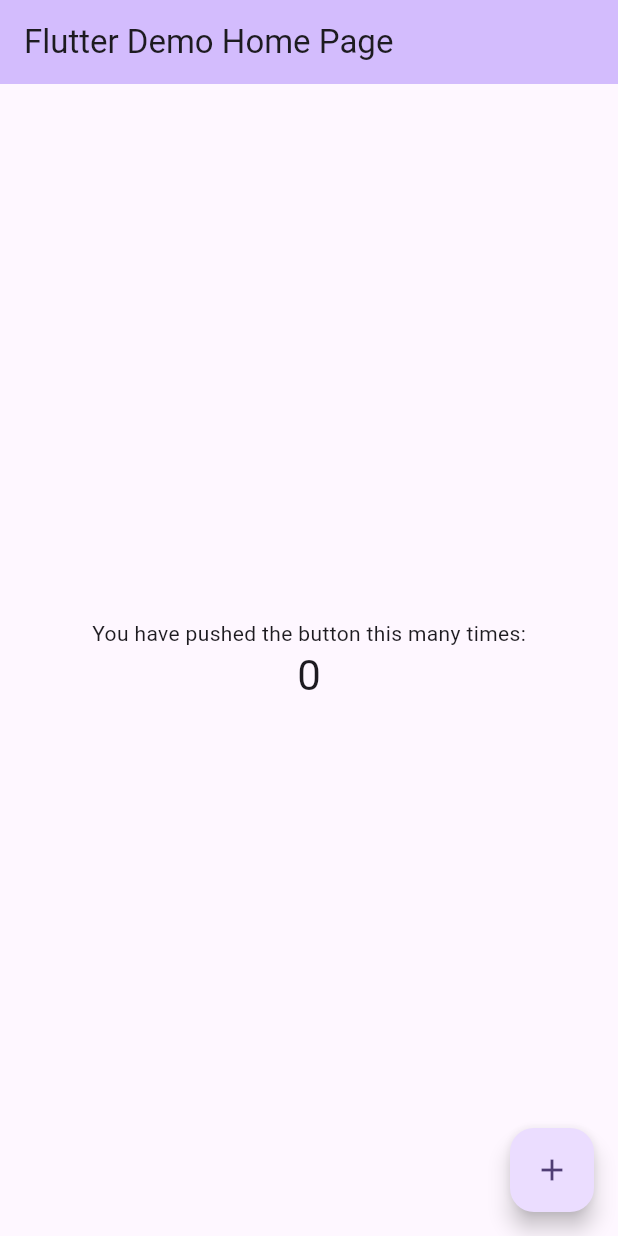
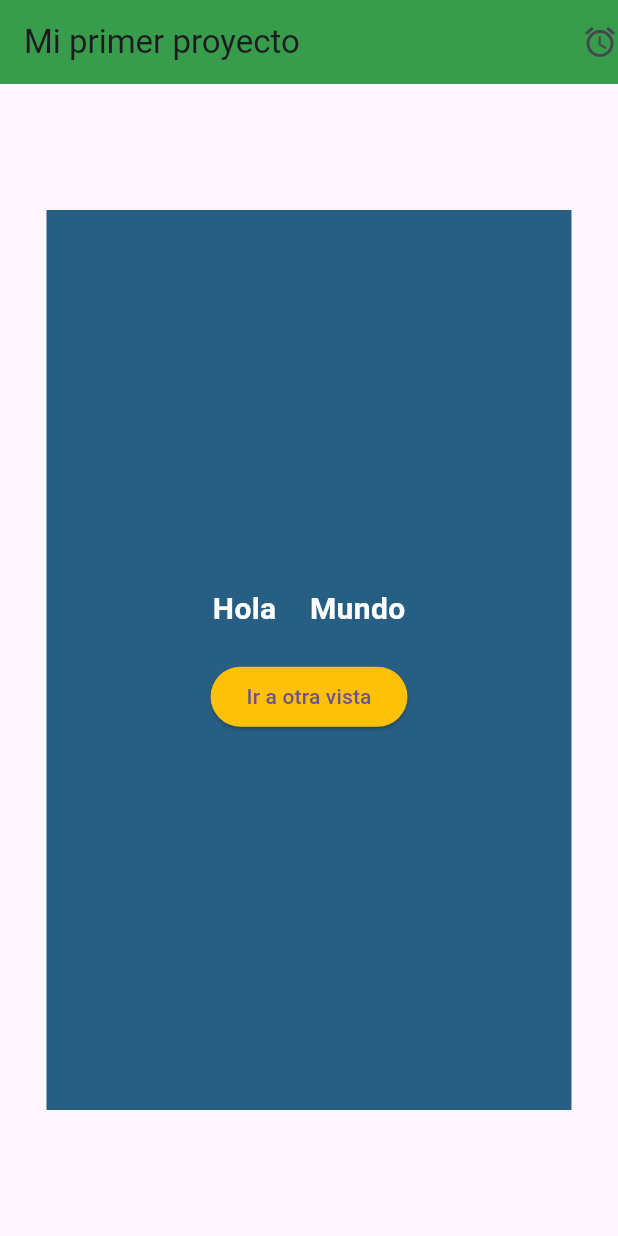
Before and after one commit to JupiterJ09/dartAplicacion, a Flutter app: the screen it shows after launch, on a phone screen of 412 x 824 dp. Run offline on Flutter 3.47's test engine with Material 3 defaults, Android fonts, the phone set to English and light mode, and no system bars.

Commit message:
cambios y actualizacion de flutter

```diff
--- a/lib/main.dart
+++ b/lib/main.dart
@@ -4,119 +4,92 @@ void main() {
   runApp(const MyApp());
 }
 
+// App principal
 class MyApp extends StatelessWidget {
   const MyApp({super.key});
 
-  // This widget is the root of your application.
   @override
   Widget build(BuildContext context) {
     return MaterialApp(
-      title: 'Flutter Demo',
       theme: ThemeData(
-        // This is the theme of your application.
-        //
-        // TRY THIS: Try running your application with "flutter run". You'll see
-        // the application has a purple toolbar. Then, without quitting the app,
-        // try changing the seedColor in the colorScheme below to Colors.green
-        // and then invoke "hot reload" (save your changes or press the "hot
-        // reload" button in a Flutter-supported IDE, or press "r" if you used
-        // the command line to start the app).
-        //
-        // Notice that the counter didn't reset back to zero; the application
-        // state is not lost during the reload. To reset the state, use hot
-        // restart instead.
-        //
-        // This works for code too, not just values: Most code changes can be
-        // tested with just a hot reload.
-        colorScheme: ColorScheme.fromSeed(seedColor: Colors.deepPurple),
+        useMaterial3: true, // 👈 Aquí sí es válido
+        colorSchemeSeed: Colors.deepPurple,
       ),
-      home: const MyHomePage(title: 'Flutter Demo Home Page'),
+      home: HomePage(),
     );
   }
 }
 
-class MyHomePage extends StatefulWidget {
-  const MyHomePage({super.key, required this.title});
-
-  // This widget is the home page of your application. It is stateful, meaning
-  // that it has a State object (defined below) that contains fields that affect
-  // how it looks.
-
-  // This class is the configuration for the state. It holds the values (in this
-  // case the title) provided by the parent (in this case the App widget) and
-  // used by the build method of the State. Fields in a Widget subclass are
-  // always marked "final".
-
-  final String title;
-
-  @override
-  State<MyHomePage> createState() => _MyHomePageState();
-}
-
-class _MyHomePageState extends State<MyHomePage> {
-  int _counter = 0;
-
-  void _incrementCounter() {
-    setState(() {
-      // This call to setState tells the Flutter framework that something has
-      // changed in this State, which causes it to rerun the build method below
-      // so that the display can reflect the updated values. If we changed
-      // _counter without calling setState(), then the build method would not be
-      // called again, and so nothing would appear to happen.
-      _counter++;
-    });
-  }
+// Página principal
+class HomePage extends StatelessWidget {
+  const HomePage({super.key});
 
   @override
   Widget build(BuildContext context) {
-    // This method is rerun every time setState is called, for instance as done
-    // by the _incrementCounter method above.
-    //
-    // The Flutter framework has been optimized to make rerunning build methods
-    // fast, so that you can just rebuild anything that needs updating rather
-    // than having to individually change instances of widgets.
     return Scaffold(
       appBar: AppBar(
-        // TRY THIS: Try changing the color here to a specific color (to
-        // Colors.amber, perhaps?) and trigger a hot reload to see the AppBar
-        // change color while the other colors stay the same.
-        backgroundColor: Theme.of(context).colorScheme.inversePrimary,
-        // Here we take the value from the MyHomePage object that was created by
-        // the App.build method, and use it to set our appbar title.
-        title: Text(widget.title),
+        title: const Text('Mi primer proyecto'),
+        backgroundColor: const Color.fromARGB(255, 55, 156, 75),
+        actions: const [Icon(Icons.access_alarm)],
       ),
       body: Center(
-        // Center is a layout widget. It takes a single child and positions it
-        // in the middle of the parent.
-        child: Column(
-          // Column is also a layout widget. It takes a list of children and
-          // arranges them vertically. By default, it sizes itself to fit its
-          // children horizontally, and tries to be as tall as its parent.
-          //
-          // Column has various properties to control how it sizes itself and
-          // how it positions its children. Here we use mainAxisAlignment to
-          // center the children vertically; the main axis here is the vertical
-          // axis because Columns are vertical (the cross axis would be
-          // horizontal).
-          //
-          // TRY THIS: Invoke "debug painting" (choose the "Toggle Debug Paint"
-          // action in the IDE, or press "p" in the console), to see the
-          // wireframe for each widget.
-          mainAxisAlignment: MainAxisAlignment.center,
-          children: <Widget>[
-            const Text('You have pushed the button this many times:'),
-            Text(
-              '$_counter',
-              style: Theme.of(context).textTheme.headlineMedium,
-            ),
-          ],
+        child: Container(
+          color: const Color.fromARGB(255, 39, 94, 131),
+          width: 350,
+          height: 600,
+          child: Column(
+            mainAxisAlignment: MainAxisAlignment.center,
+            children: [
+              const Text(
+                'Hola Mundo',
+                style: TextStyle(
+                  color: Colors.white,
+                  fontSize: 20,
+                  fontWeight: FontWeight.bold,
+                  wordSpacing: 17.0
+                ),
+              ),
+              const SizedBox(height: 20), // Espacio entre texto y botón
+              ElevatedButton(
+                onPressed: () {
+                  // Aquí navega a la nueva pantalla
+                  Navigator.push(
+                    context,
+                    MaterialPageRoute(
+                      builder: (context) => const SecondPage(),
+                    ),
+                  );
+                },
+                style: ElevatedButton.styleFrom(
+                  backgroundColor: Colors.amber,
+                ),
+                child: const Text('Ir a otra vista'),
+              ),
+            ],
+          ),
         ),
       ),
-      floatingActionButton: FloatingActionButton(
-        onPressed: _incrementCounter,
-        tooltip: 'Increment',
-        child: const Icon(Icons.add),
-      ), // This trailing comma makes auto-formatting nicer for build methods.
     );
   }
 }
+
+// Segunda página
+class SecondPage extends StatelessWidget {
+  const SecondPage({super.key});
+
+  @override
+  Widget build(BuildContext context) {
+    return Scaffold(
+      appBar: AppBar(
+        title: const Text('Segunda página'),
+        backgroundColor: Colors.amber,
+      ),
+      body: const Center(
+        child: Text(
+          '¡Bienvenido a la segunda página!',
+          style: TextStyle(fontSize: 22),
+        ),
+      ),
+    );
+  }
+}
```
Also changed, not shown: pubspec.yaml (+17 -60 lines), assets/icon/pines.png (added), pubspec.lock, 8 other files.
